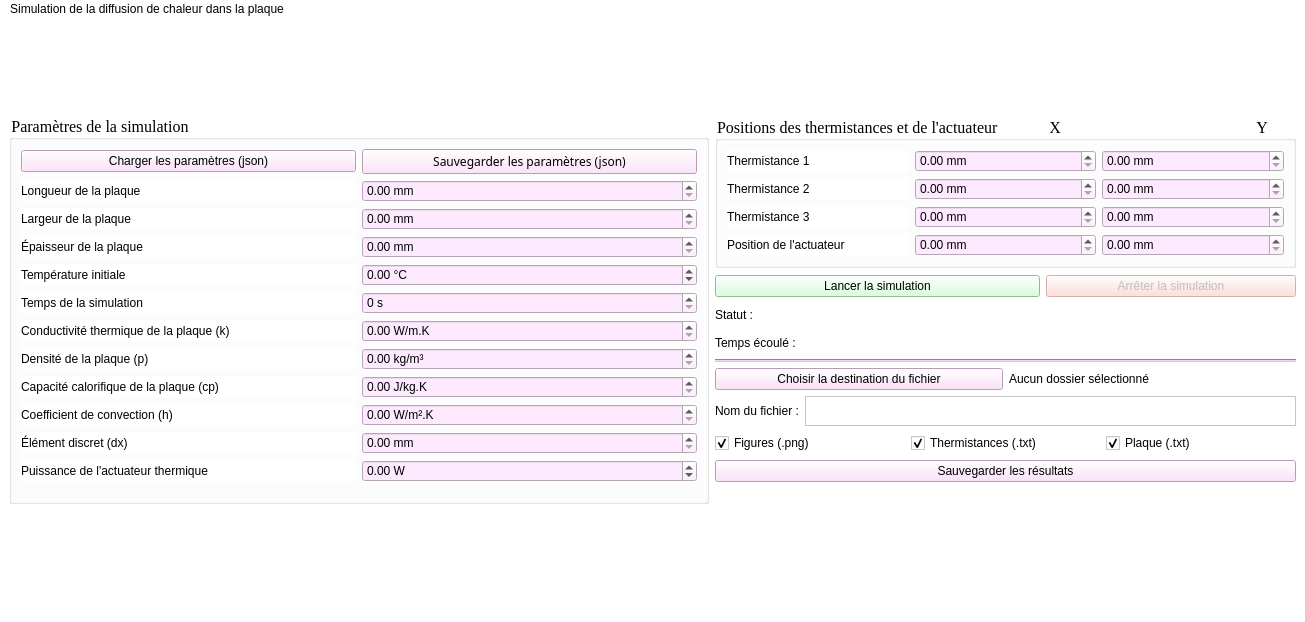
Qt form simulation python/interface_simulateur.ui (mader143/simulateur-thermique) before a commit.
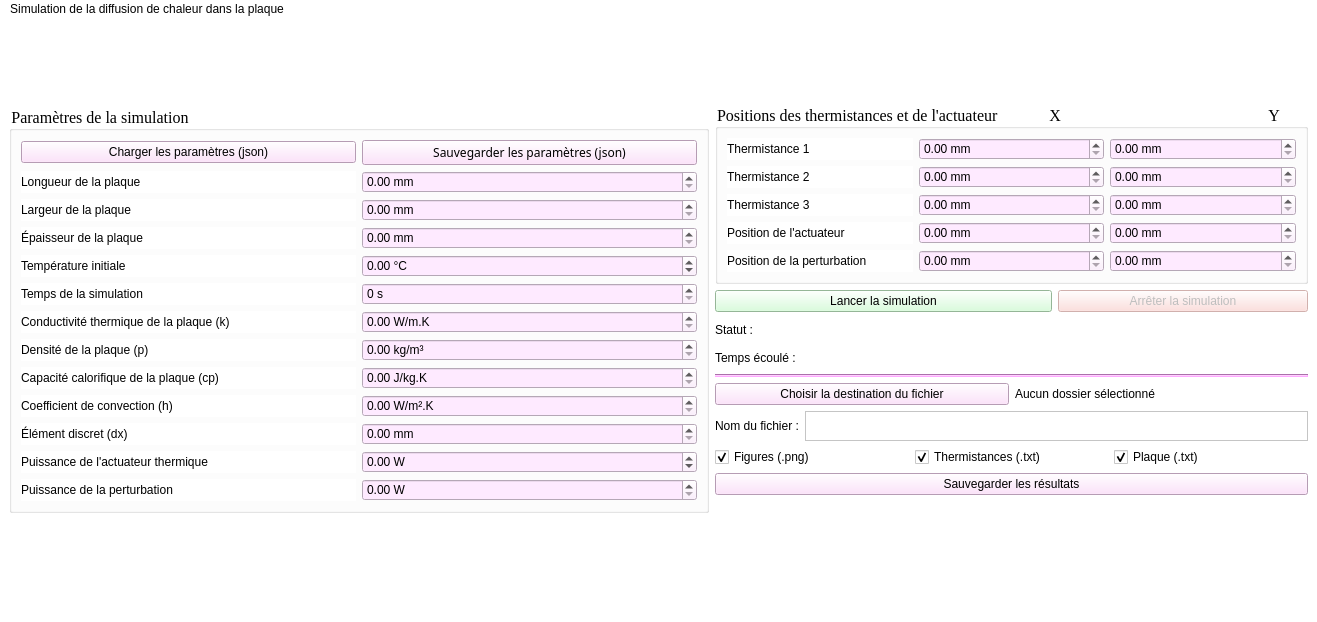
The same form after that commit.

Commit message: position et puissance de perturbation

The edit to the form file:
```diff
--- a/simulation python/interface_simulateur.ui
+++ b/simulation python/interface_simulateur.ui
@@ -282,6 +282,27 @@
              </property>
             </widget>
            </item>
+           <item row="12" column="0">
+            <widget class="QLabel" name="label_3">
+             <property name="text">
+              <string>Puissance de la perturbation</string>
+             </property>
+            </widget>
+           </item>
+           <item row="12" column="1">
+            <widget class="QDoubleSpinBox" name="doubleSpinBox_perturb_W">
+             <property name="styleSheet">
+              <string notr="true">
+background-color: rgb(254, 234, 255);</string>
+             </property>
+             <property name="suffix">
+              <string> W</string>
+             </property>
+             <property name="maximum">
+              <double>100000.000000000000000</double>
+             </property>
+            </widget>
+           </item>
            <item row="12" column="0">
             <spacer name="verticalSpacer">
              <property name="orientation">
@@ -351,7 +372,7 @@
            </font>
           </property>
           <property name="title">
-           <string>Positions des thermistances et de l'actuateur             X                                                 Y</string>
+           <string>Positions des thermistances et de l'actuateur             X                                                    Y</string>
           </property>
           <layout class="QGridLayout" name="gridLayout">
            <item row="2" column="0">
@@ -486,6 +507,39 @@
              </property>
             </widget>
            </item>
+           <item row="4" column="0">
+            <widget class="QLabel" name="label_perturbation">
+             <property name="text">
+              <string>Position de la perturbation</string>
+             </property>
+            </widget>
+           </item>
+           <item row="4" column="1">
+            <widget class="QDoubleSpinBox" name="doubleSpinBox_perturb_x">
+             <property name="styleSheet">
+              <string notr="true">background-color: rgb(254, 234, 255);</string>
+             </property>
+             <property name="suffix">
+              <string> mm</string>
+             </property>
+             <property name="maximum">
+              <double>10000.000000000000000</double>
+             </property>
+            </widget>
+           </item>
+           <item row="4" column="2">
+            <widget class="QDoubleSpinBox" name="doubleSpinBox_perturb_y">
+             <property name="styleSheet">
+              <string notr="true">background-color: rgb(254, 234, 255);</string>
+             </property>
+             <property name="suffix">
+              <string> mm</string>
+             </property>
+             <property name="maximum">
+              <double>10000.000000000000000</double>
+             </property>
+            </widget>
+           </item>
           </layout>
          </widget>
         </item>
```
The commit also changes 5 other files.
